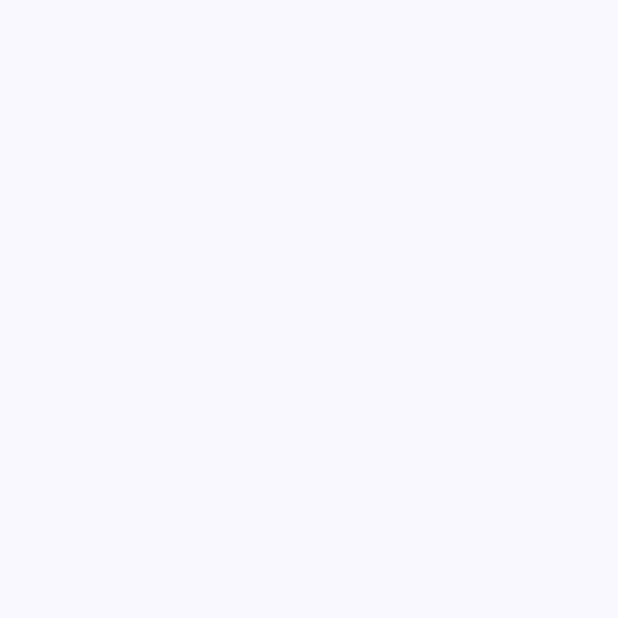
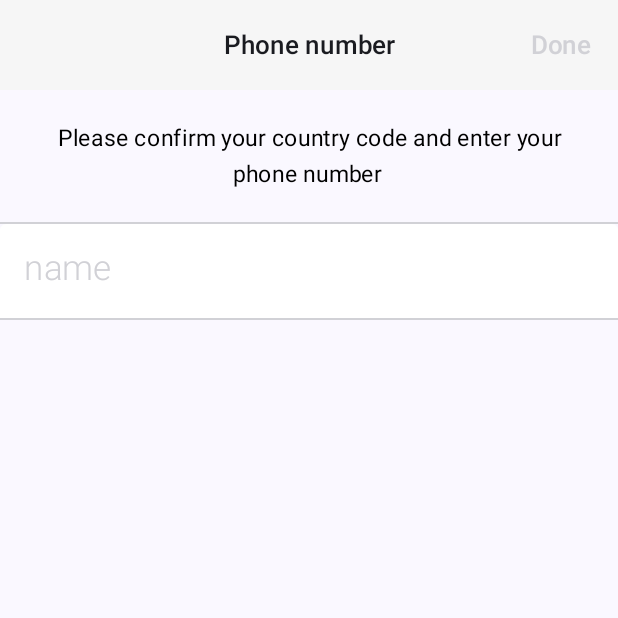
Before and after one commit to im-ali-f/whatsApp, an Android app built with Jetpack Compose: the screen it shows after launch (MainActivity), on a phone screen of 412 x 824 dp, the top half of it. Before the commit the part shown is empty. Run offline under Robolectric (Android 15) with nearby library versions, the phone set to English and light mode, and no system bars.

Commit message:
name input

```diff
--- a/app/src/main/java/com/example/whatsapp/MainActivity.kt
+++ b/app/src/main/java/com/example/whatsapp/MainActivity.kt
@@ -4,18 +4,25 @@ import android.os.Bundle
 import android.util.Log
 import androidx.activity.ComponentActivity
 import androidx.activity.compose.setContent
+import androidx.compose.foundation.background
+import androidx.compose.foundation.layout.Box
 import androidx.compose.foundation.layout.fillMaxSize
 import androidx.compose.material3.MaterialTheme
 import androidx.compose.material3.Surface
 import androidx.compose.material3.Text
 import androidx.compose.runtime.Composable
 import androidx.compose.ui.Modifier
+import androidx.compose.ui.graphics.Color
 import androidx.compose.ui.tooling.preview.Preview
 import androidx.lifecycle.MutableLiveData
 import androidx.lifecycle.Observer
+import androidx.navigation.compose.NavHost
+import androidx.navigation.compose.composable
+import androidx.navigation.compose.rememberNavController
 import com.example.whatsapp.VMs.API.MainViewModel
 import com.example.whatsapp.VMs.API.Repository
 import com.example.whatsapp.VMs.App.WhatsAppVM
+import com.example.whatsapp.lsPage.LSComp
 import com.example.whatsapp.ui.theme.WhatsAppTheme
 
 class MainActivity : ComponentActivity() {
@@ -28,13 +35,24 @@ class MainActivity : ComponentActivity() {
                     modifier = Modifier.fillMaxSize(),
                     color = MaterialTheme.colorScheme.background
                 ) {
-                    /*
+
                     val repo = Repository()
                     val viewModel = MainViewModel(repo)
                     val model = WhatsAppVM(viewModel,this)
-                    model.GetUsersListResponser()
-                    model.CreateUserResponser()
-                     */
+
+
+                    Box(modifier = Modifier.fillMaxSize()){
+                        val navStateBig = rememberNavController()
+                        NavHost(navController = navStateBig , startDestination = "lsPage" ){
+                            composable("lsPage"){
+                                LSComp(navController = navStateBig, model = model )
+                            }
+                            composable("homePage"){
+                                //LSComp(navController = navStateBig, model = model )
+                            }
+                        }
+                    }
+
 
                 }
             }
--- a/app/src/main/java/com/example/whatsapp/VMs/App/WhatsAppVM.kt
+++ b/app/src/main/java/com/example/whatsapp/VMs/App/WhatsAppVM.kt
@@ -16,6 +16,10 @@ class WhatsAppVM(private val mainViewModel: MainViewModel ,private val owner: Li
     val userRole = mutableStateOf("")
     val userPhone = mutableStateOf("")
     val userBio = mutableStateOf("")
+
+    val canContinue = mutableStateOf(false)
+    val enteredName = mutableStateOf("")
+    val enteredPass = mutableStateOf("")
 
     fun GetUsersListResponser() {
         mainViewModel.GetUsersList()
--- /dev/null
+++ b/app/src/main/java/com/example/whatsapp/lsPage/LSComp.kt
@@ -0,0 +1,138 @@
+package com.example.whatsapp.lsPage
+
+import androidx.compose.foundation.background
+import androidx.compose.foundation.clickable
+import androidx.compose.foundation.layout.Box
+import androidx.compose.foundation.layout.Column
+import androidx.compose.foundation.layout.Row
+import androidx.compose.foundation.layout.fillMaxSize
+import androidx.compose.foundation.layout.fillMaxWidth
+import androidx.compose.foundation.layout.height
+import androidx.compose.foundation.layout.padding
+import androidx.compose.foundation.shape.RoundedCornerShape
+import androidx.compose.material3.Text
+import androidx.compose.material3.TextField
+import androidx.compose.material3.TextFieldDefaults
+import androidx.compose.runtime.Composable
+import androidx.compose.ui.Alignment
+import androidx.compose.ui.Modifier
+import androidx.compose.ui.draw.clip
+import androidx.compose.ui.graphics.Color
+import androidx.compose.ui.text.TextStyle
+import androidx.compose.ui.text.font.FontWeight
+import androidx.compose.ui.text.style.BaselineShift
+import androidx.compose.ui.text.style.LineHeightStyle
+import androidx.compose.ui.text.style.TextAlign
+import androidx.compose.ui.unit.Dp
+import androidx.compose.ui.unit.dp
+import androidx.compose.ui.unit.sp
+import androidx.navigation.NavController
+import com.example.whatsapp.VMs.App.WhatsAppVM
+import com.example.whatsapp.ui.theme.disabledText
+import com.example.whatsapp.ui.theme.enabledText
+import com.example.whatsapp.ui.theme.mainBlue
+import com.example.whatsapp.ui.theme.mainGray
+
+@Composable
+fun LSComp(navController: NavController, model: WhatsAppVM) {
+    Column(Modifier.fillMaxSize(), horizontalAlignment = Alignment.CenterHorizontally) {
+        Box(
+            modifier = Modifier
+                .fillMaxWidth()
+                .height(60.dp)
+                .background(mainGray)
+        ) {
+            Text(
+                modifier = Modifier.align(Alignment.Center),
+                text = "Phone number",
+                fontWeight = FontWeight(600),
+                fontSize = 17.sp,
+                textAlign = TextAlign.Center,
+
+                )
+
+            Box(
+                modifier = Modifier
+                    .align(Alignment.CenterEnd)
+                    .padding(end = 12.5.dp)
+            ) {
+                Text(
+                    modifier = Modifier
+                        .clip(RoundedCornerShape(8.dp))
+                        .clickable { model.canContinue.value = !model.canContinue.value }
+                        .padding(5.dp),
+                    text = "Done",
+                    fontWeight = FontWeight(600),
+                    fontSize = 17.sp,
+                    textAlign = TextAlign.Center,
+                    color = if (model.canContinue.value) enabledText else disabledText
+                )
+            }
+
+
+        }
+
+        Box(
+            modifier = Modifier
+                .fillMaxWidth()
+                .padding(start = 38.dp, end = 38.dp, bottom = 20.dp, top = 20.dp),
+            contentAlignment = Alignment.Center
+        ) {
+            Text(
+                modifier = Modifier.align(Alignment.Center),
+                text = "Please confirm your country code and enter your phone number ",
+                fontWeight = FontWeight(400),
+                fontSize = 15.sp,
+                textAlign = TextAlign.Center,
+                color = Color.Black
+
+            )
+        }
+
+        //sep
+        Box(
+            modifier = Modifier
+                .fillMaxWidth()
+                .height(1.dp)
+                .background(disabledText)
+        )
+        //end sep
+        Box(modifier = Modifier.fillMaxWidth()) {
+            TextField(
+                value = model.enteredName.value,
+                onValueChange = { new -> model.enteredName.value = new },
+                modifier = Modifier
+                    .padding(0.dp)
+                    .fillMaxWidth(),
+                textStyle = TextStyle(fontSize = 26.sp, fontWeight = FontWeight(500)),
+                placeholder = {
+                    Text(
+                        text = "name",
+                        fontWeight = FontWeight(300),
+                        fontSize = 23.sp,
+                        color = disabledText
+
+                    )
+                },
+
+                colors = TextFieldDefaults.colors(
+                    focusedContainerColor = Color.White,
+                    focusedIndicatorColor = Color.Transparent,
+                    unfocusedIndicatorColor = Color.Transparent,
+                    cursorColor = mainBlue,
+                    unfocusedContainerColor = Color.White,
+                ),
+
+                )
+        }
+
+        //sep
+        Box(
+            modifier = Modifier
+                .fillMaxWidth()
+                .height(1.dp)
+                .background(disabledText)
+        )
+        //end sep
+    }
+}
--- a/app/src/main/java/com/example/whatsapp/ui/theme/Color.kt
+++ b/app/src/main/java/com/example/whatsapp/ui/theme/Color.kt
@@ -9,3 +9,9 @@ val Pink80 = Color(0xFFEFB8C8)
 val Purple40 = Color(0xFF6650a4)
 val PurpleGrey40 = Color(0xFF625b71)
 val Pink40 = Color(0xFF7D5260)
+
+
+val mainGray = Color(0xFFF6F6F6)
+val mainBlue = Color(0xFF3E70A7)
+val disabledText = Color(0xFFD1D1D6)
+val enabledText = Color(0xFF3E70A7)
```
